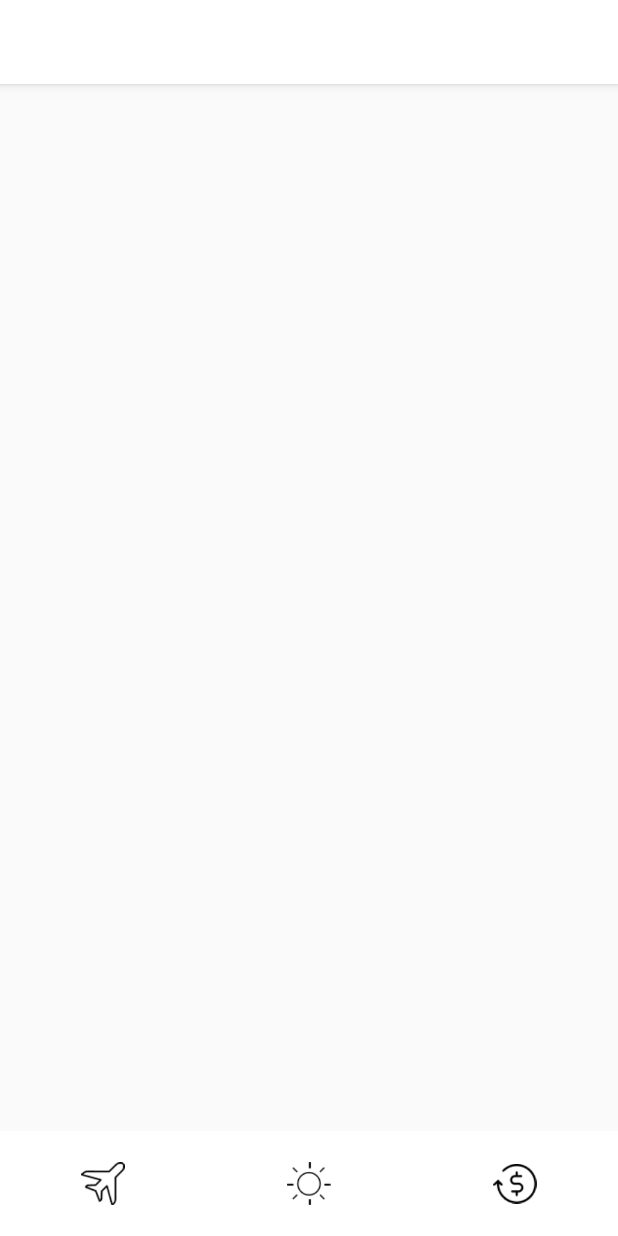
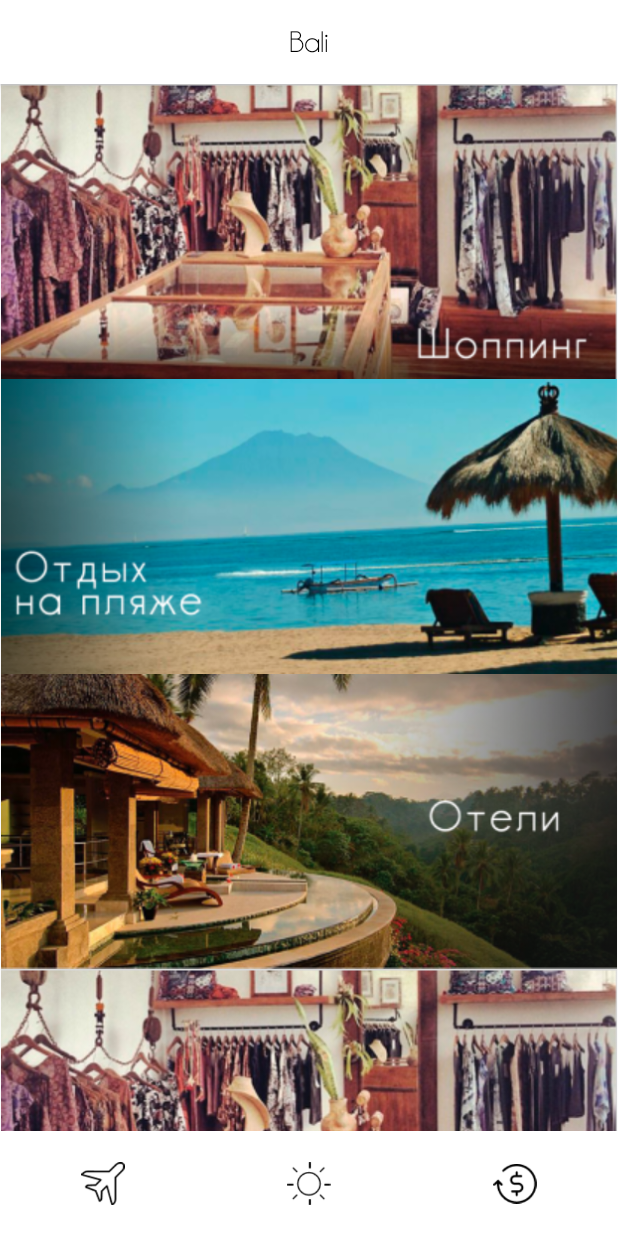
Before and after one commit to Arsikkk98/BaliApp, an Android app: the MainActivity screen opened directly, with no data from a screen before it, on a phone screen of 412 x 824 dp. Run offline under Robolectric (Android 15) with nearby library versions, the phone set to English and light mode, and no system bars.

Commit message:
Добавлена Главная страница.

```diff
--- a/app/build.gradle
+++ b/app/build.gradle
@@ -5,7 +5,7 @@ android {
     buildToolsVersion "29.0.0"
     defaultConfig {
         applicationId "com.example.baliapp"
-        minSdkVersion 15
+        minSdkVersion 17
         targetSdkVersion 29
         versionCode 1
         versionName "1.0"
@@ -28,4 +28,5 @@ dependencies {
     testImplementation 'junit:junit:4.12'
     androidTestImplementation 'androidx.test:runner:1.2.0'
     androidTestImplementation 'androidx.test.espresso:espresso-core:3.2.0'
+    implementation 'androidx.recyclerview:recyclerview:1.1.0-alpha06'
 }
--- a/app/src/main/AndroidManifest.xml
+++ b/app/src/main/AndroidManifest.xml
@@ -11,7 +11,8 @@
         android:theme="@style/AppTheme">
         <activity
             android:name=".MainActivity"
-            android:label="@string/app_name">
+            android:label="@string/app_name"
+            android:theme="@style/AppTheme">
             <intent-filter>
                 <category android:name="android.intent.category.LAUNCHER" />
             </intent-filter>
--- /dev/null
+++ b/app/src/main/java/com/example/baliapp/DataAdapterCategories.java
@@ -0,0 +1,60 @@
+package com.example.baliapp;
+
+import android.content.Context;
+import android.content.Intent;
+import android.graphics.drawable.Drawable;
+import android.view.LayoutInflater;
+import android.view.View;
+import android.view.ViewGroup;
+import android.widget.ImageView;
+import android.widget.TextView;
+
+import androidx.recyclerview.widget.RecyclerView;
+
+import com.example.baliapp.models.Category;
+
+import java.util.List;
+
+class DataAdapterCategories extends RecyclerView.Adapter<DataAdapterCategories.ViewHolder> {
+
+    private LayoutInflater inflater;
+    private List<Category> categories;
+
+    DataAdapterCategories(Context context, List<Category> categories) {
+        this.categories = categories;
+        this.inflater = LayoutInflater.from(context);
+    }
+    @Override
+    public DataAdapterCategories.ViewHolder onCreateViewHolder(ViewGroup parent, int viewType) {
+
+        View view = inflater.inflate(R.layout.category_item, parent,false);
+        return new ViewHolder(view);
+    }
+
+    @Override
+    public void onBindViewHolder(DataAdapterCategories.ViewHolder holder, int position) {
+        final Category someCategory = categories.get(position);
+        holder.imageView.setImageResource(someCategory.getImage());
+
+        /*holder.imageView.setOnClickListener(new View.OnClickListener() {
+            @Override
+            public void onClick(View view) {
+                Intent intent = new Intent(this, );
+                startActivity(intent);
+            }
+        });*/
+    }
+
+    @Override
+    public int getItemCount() {
+        return categories.size();
+    }
+
+    public class ViewHolder extends RecyclerView.ViewHolder {
+        final ImageView imageView;
+        ViewHolder(View view){
+            super(view);
+            imageView = (ImageView)view.findViewById(R.id.categoryImage);
+        }
+    }
+}
--- a/app/src/main/java/com/example/baliapp/MainActivity.java
+++ b/app/src/main/java/com/example/baliapp/MainActivity.java
@@ -1,27 +1,46 @@
 package com.example.baliapp;
 
+import android.content.Intent;
+import android.graphics.Color;
+import android.graphics.Typeface;
+import android.graphics.drawable.Drawable;
 import android.os.Build;
 import android.os.Bundle;
 
+import com.example.baliapp.models.Category;
 import com.google.android.material.bottomnavigation.BottomNavigationView;
 
+import androidx.appcompat.app.ActionBar;
 import androidx.appcompat.app.AppCompatActivity;
 import androidx.annotation.NonNull;
 import androidx.core.content.ContextCompat;
+import androidx.core.content.res.ResourcesCompat;
+import androidx.recyclerview.widget.RecyclerView;
 
 import android.view.MenuItem;
 import android.view.View;
 import android.view.Window;
 import android.view.WindowManager;
+import android.widget.ImageView;
+import android.widget.RelativeLayout;
 import android.widget.TextView;
 
+import java.util.ArrayList;
+import java.util.List;
+
 public class MainActivity extends AppCompatActivity {
+
+    List<Category> categories = new ArrayList<>();
 
     @Override
     protected void onCreate(Bundle savedInstanceState) {
         super.onCreate(savedInstanceState);
         setContentView(R.layout.activity_main);
 
+        //region Настройки интерфейса
+
+        // Изменение цвета текста в статус баре на темный,
+        //проверка на версию api 23, так как работает только для api23+
         if (Build.VERSION.SDK_INT >= Build.VERSION_CODES.M) {
             View view = getWindow().getDecorView();
             view.setSystemUiVisibility(view.getSystemUiVisibility() | View.SYSTEM_UI_FLAG_LIGHT_STATUS_BAR);
@@ -29,6 +48,37 @@ public class MainActivity extends AppCompatActivity {
             View view = getWindow().getDecorView();
             view.setSystemUiVisibility(view.getSystemUiVisibility() & ~View.SYSTEM_UI_FLAG_LIGHT_STATUS_BAR);
         }
+
+        //Настройка текста ActionBar
+        ActionBar actionBar = getSupportActionBar();
+        TextView tv = new TextView(getApplicationContext());
+        Typeface typeface = ResourcesCompat.getFont(this, R.font.champagne_and_limousines);
+        RelativeLayout.LayoutParams lp = new RelativeLayout.LayoutParams(
+                RelativeLayout.LayoutParams.MATCH_PARENT,
+                RelativeLayout.LayoutParams.WRAP_CONTENT);
+        tv.setLayoutParams(lp);
+        tv.setText(getResources().getString(R.string.main_title));
+        tv.setTextSize(20);
+        tv.setTextColor(Color.BLACK);
+        tv.setTextAlignment(View.TEXT_ALIGNMENT_CENTER);
+        tv.setTypeface(typeface, typeface.NORMAL);
+        actionBar.setDisplayOptions(ActionBar.DISPLAY_SHOW_CUSTOM);
+        actionBar.setCustomView(tv);
+
+        //endregion
+
+        setInitialData();
+        RecyclerView categoriesList = (RecyclerView) findViewById(R.id.categories_list);
+        DataAdapterCategories adapter = new DataAdapterCategories(this, categories);
+        categoriesList.setAdapter(adapter);
+
+    }
+
+    private void setInitialData(){
+        categories.add(new Category(SplashActivity.class, R.drawable.item1));
+        categories.add(new Category(SplashActivity.class, R.drawable.item2));
+        categories.add(new Category(SplashActivity.class, R.drawable.item3));
+        categories.add(new Category(SplashActivity.class, R.drawable.item1));
     }
 
 }
--- /dev/null
+++ b/app/src/main/java/com/example/baliapp/models/Category.java
@@ -0,0 +1,31 @@
+package com.example.baliapp.models;
+
+import androidx.appcompat.app.AppCompatActivity;
+
+public class Category {
+
+    private Class categoryPage;
+    private int image;
+
+    public Category(Class cls, int image){
+        this.categoryPage = cls;
+        this.image = image;
+    }
+
+    public Class getCategoryPage() {
+        return this.categoryPage;
+    }
+
+    public void setCategoryPage(Class cls) {
+        this.categoryPage = cls;
+    }
+
+
+    public int getImage() {
+        return this.image;
+    }
+
+    public void setImage(int image) {
+        this.image = image;
+    }
+}
--- a/app/src/main/res/layout/activity_main.xml
+++ b/app/src/main/res/layout/activity_main.xml
@@ -1,10 +1,22 @@
 <?xml version="1.0" encoding="utf-8"?>
-<RelativeLayout
-    xmlns:android="http://schemas.android.com/apk/res/android"
+<RelativeLayout xmlns:android="http://schemas.android.com/apk/res/android"
     android:layout_width="match_parent"
-    android:layout_height="match_parent">
+    android:layout_height="match_parent"
+    xmlns:app="http://schemas.android.com/apk/res-auto">
+
+
+    <androidx.recyclerview.widget.RecyclerView
+        android:id="@+id/categories_list"
+        android:layout_width="match_parent"
+        android:layout_height="match_parent"
+        android:layout_above="@+id/bottom_menu"
+        app:layoutManager="androidx.recyclerview.widget.LinearLayoutManager">
+
+    </androidx.recyclerview.widget.RecyclerView>
+
 
     <LinearLayout
+        android:id="@+id/bottom_menu"
         android:layout_width="match_parent"
         android:layout_height="70dp"
         android:layout_alignParentBottom="true"
@@ -41,5 +53,4 @@
     </LinearLayout>
 
 
-
 </RelativeLayout>
--- /dev/null
+++ b/app/src/main/res/layout/category_item.xml
@@ -0,0 +1,10 @@
+<LinearLayout xmlns:android="http://schemas.android.com/apk/res/android"
+    android:layout_width="match_parent"
+    android:layout_height="wrap_content"
+    android:orientation="horizontal">
+    <ImageView
+        android:id="@+id/categoryImage"
+        android:layout_width="match_parent"
+        android:layout_height="wrap_content"
+        android:adjustViewBounds="true"/>
+</LinearLayout>
--- a/app/src/main/res/values/colors.xml
+++ b/app/src/main/res/values/colors.xml
@@ -3,6 +3,7 @@
     <color name="colorPrimary">#FFFFFF</color>
     <color name="colorPrimaryDark">#FFFFFF</color>
     <color name="colorAccent">#D81B60</color>
+    <color name="mainActionBarText">#000000</color>
+    <color name="colorSplashScreen">#7CBDCD</color>
 
-    <color name="colorSplashScreen">#7CBDCD</color>
 </resources>
--- a/app/src/main/res/values/strings.xml
+++ b/app/src/main/res/values/strings.xml
@@ -1,3 +1,4 @@
 <resources>
     <string name="app_name">BaliApp</string>
+    <string name="main_title">Bali</string>
 </resources>
--- a/app/src/main/res/values/styles.xml
+++ b/app/src/main/res/values/styles.xml
@@ -1,11 +1,12 @@
 <resources>
 
     <!-- Base application theme. -->
-    <style name="AppTheme" parent="Theme.AppCompat.Light.DarkActionBar">
+    <style name="AppTheme" parent="Theme.AppCompat.Light">
         <!-- Customize your theme here. -->
         <item name="colorPrimary">@color/colorPrimary</item>
         <item name="colorPrimaryDark">@color/colorPrimaryDark</item>
         <item name="colorAccent">@color/colorAccent</item>
+
     </style>
 
     <style name="SplashTheme" parent="Theme.AppCompat.Light.NoActionBar">
```
Also changed, not shown: app/src/main/res/drawable/item1.png (added), app/src/main/res/drawable/item2.png (added), app/src/main/res/drawable/item3.png (added), app/src/main/res/font/champagne_and_limousines.ttf (added).
